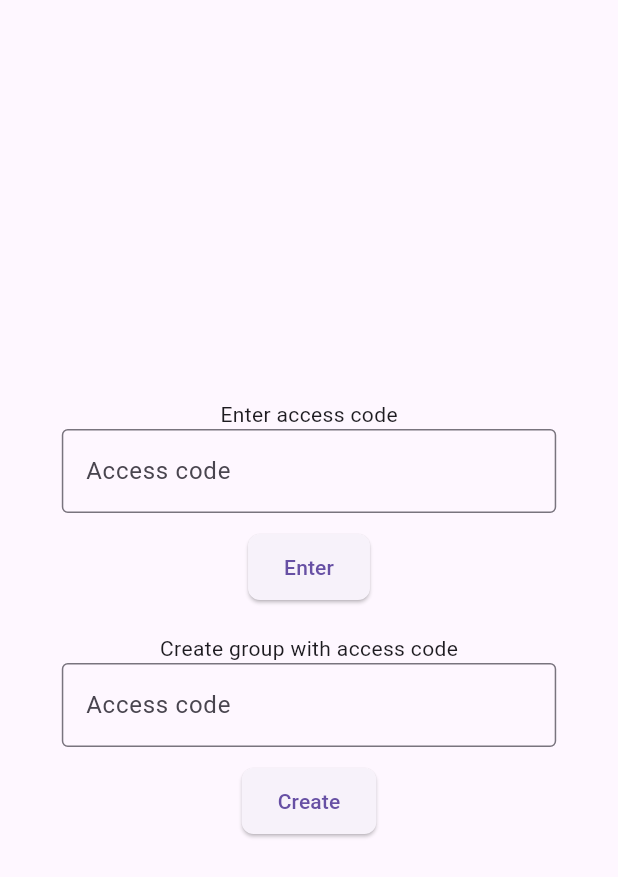
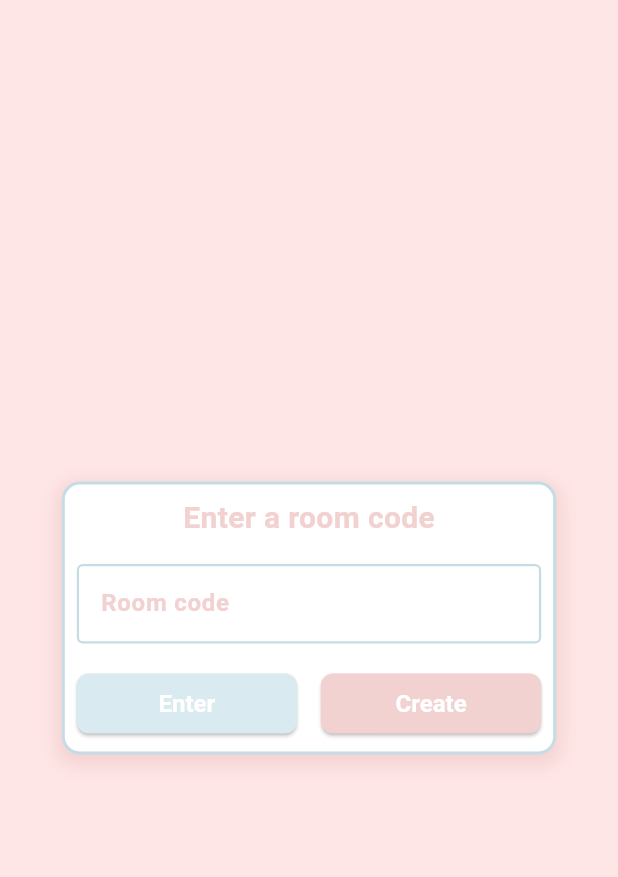
Before and after one commit to noctisbeta/shopping_list, a Flutter app: the screen it shows after launch, on a phone screen of 412 x 824 dp. Shown: the top 877 px of the screen. Run offline on Flutter 3.47's test engine with Material 3 defaults, Android fonts, the phone set to English and light mode, and no system bars; our stand-ins replace dio, go_router.

Commit message:
entry_view ui change

```diff
--- a/lib/add_item_dialog.dart
+++ b/lib/add_item_dialog.dart
@@ -18,8 +18,13 @@ class _AddItemDialogState extends State<AddItemDialog> {
   String itemName = '';
   int quantity = 0;
   double price = 0.0;
+  bool loading = false;
 
   Future<void> handleAddItem() async {
+    setState(() {
+      loading = true;
+    });
+
     popDialog() {
       Navigator.of(context).pop();
     }
@@ -40,6 +45,10 @@ class _AddItemDialogState extends State<AddItemDialog> {
       ),
       widget.code,
     );
+
+    setState(() {
+      loading = false;
+    });
 
     if (res != null) {
       popDialog();
@@ -99,7 +108,9 @@ class _AddItemDialogState extends State<AddItemDialog> {
                   const SizedBox(
                     height: 12,
                   ),
-                  ElevatedButton(
+                  switch (loading) {
+                    true => const CircularProgressIndicator(),
+                    false => ElevatedButton(
                         onPressed: handleAddItem,
                         style: ElevatedButton.styleFrom(
                           shape: RoundedRectangleBorder(
@@ -112,6 +123,7 @@ class _AddItemDialogState extends State<AddItemDialog> {
                         ),
                         child: const Text('Add Item'),
                       ),
+                  },
                 ],
               ),
             ),
--- /dev/null
+++ b/lib/constants/colors.dart
@@ -0,0 +1,6 @@
+import 'dart:ui';
+
+const kPrimaryColor = Color(0xFFFFE6E6);
+const kSecondaryColor = Color(0xFFF2D1D1);
+const kTernaryColor = Color(0xFFDAEAF1);
+const kQuaternaryColor = Color(0xFFC6DCE4);
--- a/lib/entry_view.dart
+++ b/lib/entry_view.dart
@@ -2,6 +2,7 @@ import 'dart:developer';
 
 import 'package:flutter/material.dart';
 import 'package:go_router/go_router.dart';
+import 'package:shopping_list/constants/colors.dart';
 import 'package:shopping_list/room_service.dart';
 
 class EntryView extends StatefulWidget {
@@ -50,74 +51,112 @@ class _EntryViewState extends State<EntryView> {
   @override
   Widget build(BuildContext context) {
     return Scaffold(
+      backgroundColor: kPrimaryColor,
       body: Center(
-        child: ConstrainedBox(
-          constraints: MediaQuery.of(context).size.width > 600
-              ? const BoxConstraints(maxWidth: 300)
-              : BoxConstraints(
-                  maxWidth: MediaQuery.of(context).size.width * 0.8,
+        child: Container(
+          width: MediaQuery.of(context).size.width * 0.8,
+          padding: const EdgeInsets.all(8),
+          decoration: BoxDecoration(
+            boxShadow: const [
+              BoxShadow(
+                // color: Colors.black12,
+                color: kSecondaryColor,
+                blurRadius: 10,
+                spreadRadius: 3,
+                offset: Offset(0, 4),
+              ),
+            ],
+            borderRadius: BorderRadius.circular(12),
+            color: Colors.white,
+            border: Border.all(
+              color: kQuaternaryColor,
+              width: 2,
+            ),
           ),
           child: Column(
-            mainAxisAlignment: MainAxisAlignment.center,
+            mainAxisSize: MainAxisSize.min,
+            // crossAxisAlignment: CrossAxisAlignment.start,
             children: [
-              const Text("Enter access code"),
-              TextField(
-                decoration: const InputDecoration(
+              const Text(
+                'Enter a room code',
+                style: TextStyle(
+                  fontSize: 20,
+                  fontWeight: FontWeight.bold,
+                  color: kSecondaryColor,
+                ),
+              ),
+              const SizedBox(height: 16),
+              const TextField(
+                style: TextStyle(
+                  fontSize: 14,
+                ),
+                decoration: InputDecoration(
                   border: OutlineInputBorder(),
-                  labelText: 'Access code',
+                  focusColor: kPrimaryColor,
+                  hoverColor: kPrimaryColor,
+                  labelText: 'Room code',
+                  labelStyle: TextStyle(
+                    color: kSecondaryColor,
+                    fontWeight: FontWeight.bold,
                   ),
-                onChanged: (value) {
-                  setState(() {
-                    enterCode = value;
-                  });
-                },
+                  floatingLabelStyle: TextStyle(
+                    color: kQuaternaryColor,
+                    decorationColor: kSecondaryColor,
+                    fontWeight: FontWeight.bold,
                   ),
-              const SizedBox(
-                height: 12,
+                  focusedBorder: OutlineInputBorder(
+                    borderSide: BorderSide(
+                      color: kSecondaryColor,
+                      width: 1.5,
                     ),
-              ElevatedButton(
-                onPressed: handleEnterRoom,
+                  ),
+                  enabledBorder: OutlineInputBorder(
+                    borderSide: BorderSide(
+                      color: kQuaternaryColor,
+                      width: 1.5,
+                    ),
+                  ),
+                ),
+              ),
+              const SizedBox(height: 16),
+              Row(
+                children: [
+                  Expanded(
+                    child: ElevatedButton(
+                      onPressed: () {},
                       style: ElevatedButton.styleFrom(
+                        backgroundColor: kTernaryColor,
+                        foregroundColor: Colors.white,
+                        textStyle: const TextStyle(
+                          fontSize: 16,
+                          fontWeight: FontWeight.bold,
+                        ),
                         shape: RoundedRectangleBorder(
                           borderRadius: BorderRadius.circular(8),
-                  ),
-                  padding: const EdgeInsets.symmetric(
-                    vertical: 12,
-                    horizontal: 24,
                         ),
                       ),
                       child: const Text('Enter'),
                     ),
-              const SizedBox(
-                height: 20,
                   ),
-              const Text("Create group with access code"),
-              TextField(
-                decoration: const InputDecoration(
-                  border: OutlineInputBorder(),
-                  labelText: 'Access code',
+                  const SizedBox(width: 16),
+                  Expanded(
+                    child: ElevatedButton(
+                      onPressed: () {},
+                      style: ElevatedButton.styleFrom(
+                        backgroundColor: kSecondaryColor,
+                        foregroundColor: Colors.white,
+                        textStyle: const TextStyle(
+                          fontSize: 16,
+                          fontWeight: FontWeight.bold,
                         ),
-                onChanged: (value) {
-                  setState(() {
-                    createCode = value;
-                  });
-                },
-              ),
-              const SizedBox(
-                height: 12,
-              ),
-              ElevatedButton(
-                onPressed: handleCreateRoom,
-                style: ElevatedButton.styleFrom(
                         shape: RoundedRectangleBorder(
                           borderRadius: BorderRadius.circular(8),
                         ),
-                  padding: const EdgeInsets.symmetric(
-                    vertical: 12,
-                    horizontal: 24,
+                      ),
+                      child: const Text('Create'),
                     ),
                   ),
-                child: const Text('Create'),
+                ],
               ),
             ],
           ),
--- a/lib/main.dart
+++ b/lib/main.dart
@@ -6,6 +6,7 @@ void main() {
   usePathUrlStrategy();
   runApp(
     MaterialApp.router(
+      debugShowCheckedModeBanner: false,
       routerConfig: router,
     ),
   );
--- a/lib/room_view.dart
+++ b/lib/room_view.dart
@@ -1,4 +1,5 @@
 import 'package:flutter/material.dart';
+import 'package:go_router/go_router.dart';
 import 'package:shopping_list/add_item_dialog.dart';
 import 'package:shopping_list/shopping_list_item.dart';
 import 'package:shopping_list/shopping_list_service.dart';
@@ -47,6 +48,16 @@ class _RoomViewState extends State<RoomView> {
       appBar: AppBar(
         title: Text('Room ${widget.code}'),
         backgroundColor: Colors.green,
+        leading: IconButton(
+          onPressed: () => context.go('/'),
+          icon: const Icon(Icons.arrow_back),
+        ),
+        actions: [
+          IconButton(
+            onPressed: () => setFuture(),
+            icon: const Icon(Icons.refresh),
+          ),
+        ],
       ),
       floatingActionButton: FloatingActionButton(
         onPressed: handleAddItem,
```
Lines whose indentation alone changed are shown as unchanged.
